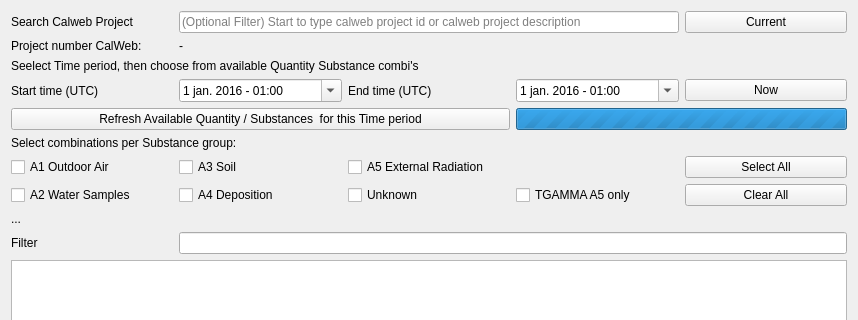
Old version of the form ui/jrodos_measurements_dialog_base.ui in the repository rduivenvoorde/jrodos; both pictures show x 0 to 858 and y 0 to 320 of the 858 by 697 pixel window.
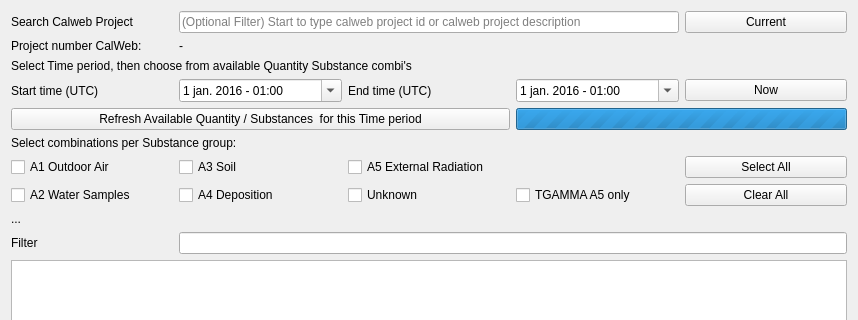
New version of the form.

```diff
--- a/ui/jrodos_measurements_dialog_base.ui
+++ b/ui/jrodos_measurements_dialog_base.ui
@@ -241,7 +241,7 @@
    <item row="4" column="0" colspan="5">
     <widget class="QLabel" name="lbl_title2">
      <property name="text">
-      <string>Seelect Time period, then choose from available Quantity Substance combi's</string>
+      <string>Select Time period, then choose from available Quantity Substance combi's</string>
      </property>
     </widget>
    </item>
```
